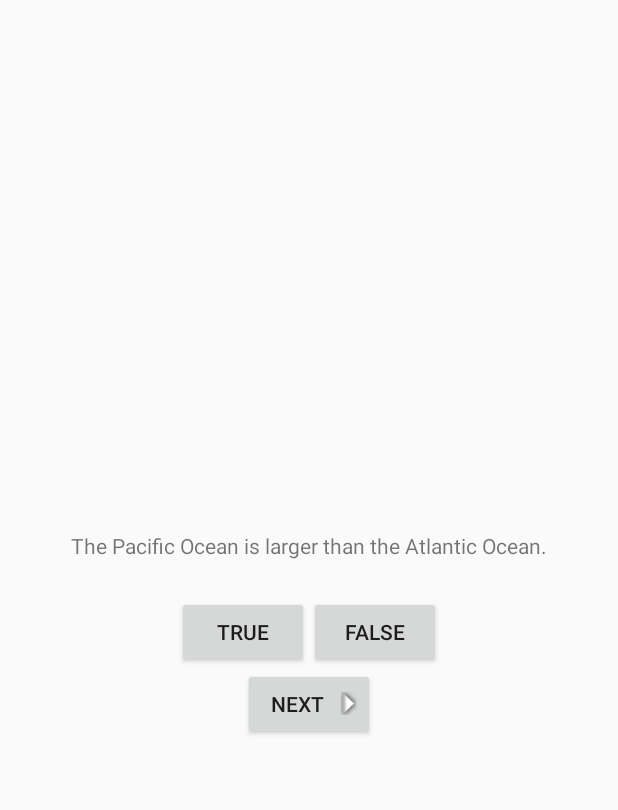
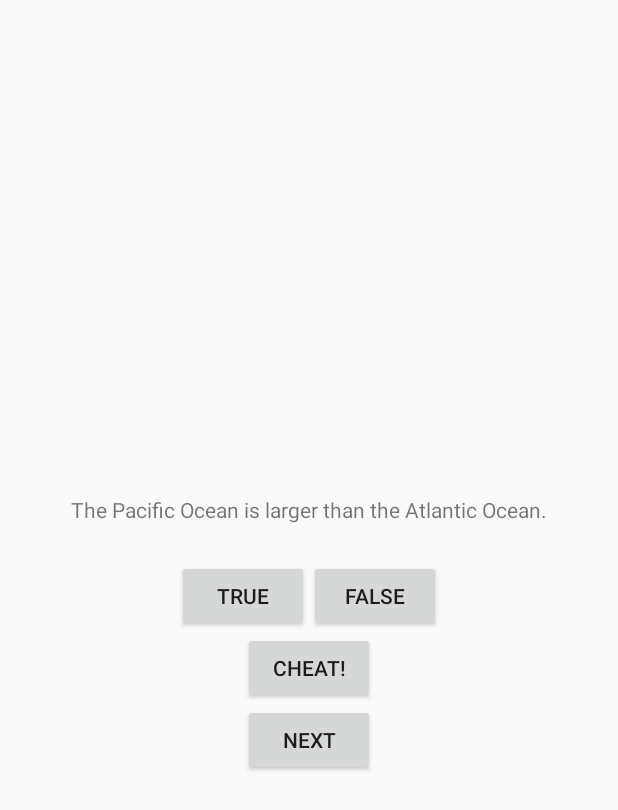
Before and after one commit to fatavatar/GeoQuiz, an Android app: the screen it shows after launch (QuizActivity), after a tap on "TRUE", on a phone screen of 412 x 824 dp. Shown: the top 810 px of the screen. Run offline under Robolectric (Android 15) with nearby library versions, the phone set to English and light mode, and no system bars; 1 statement that could not run was skipped.

```diff
--- a/GeoQuiz/src/main/java/org/thelucks/geoquiz/geoquiz/QuizActivity.java
+++ b/GeoQuiz/src/main/java/org/thelucks/geoquiz/geoquiz/QuizActivity.java
@@ -1,6 +1,10 @@
 package org.thelucks.geoquiz.geoquiz;
 
+import android.annotation.TargetApi;
+import android.app.ActionBar;
 import android.app.Activity;
+import android.content.Intent;
+import android.os.Build;
 import android.os.Bundle;
 import android.util.Log;
 import android.view.Menu;
@@ -18,6 +22,7 @@ public class QuizActivity extends Activity {
     private Button mTrueButton;
     private Button mFalseButton;
     private Button mNextButton;
+    private Button mCheatButton;
     private TextView mQuestionTextView;
 
     private TrueFalse[] mQuestionBank = new TrueFalse[] {
@@ -30,6 +35,8 @@ public class QuizActivity extends Activity {
 
     private int mCurrentIndex = 0;
 
+    private boolean mIsCheater;
+
     private void updateQuestion() {
         int question = mQuestionBank[mCurrentIndex].getQuestion();
         mQuestionTextView.setText(question);
@@ -40,21 +47,33 @@ public class QuizActivity extends Activity {
 
         int messageResId = 0;
 
-        if (userPressedTrue == answerIsTrue) {
-            messageResId = R.string.correct_toast;
-        } else {
-            messageResId = R.string.incorrect_toast;
+        if (mIsCheater == true)
+        {
+            messageResId = R.string.judgment_toast;
+        }
+        else {
+            if (userPressedTrue == answerIsTrue) {
+                messageResId = R.string.correct_toast;
+            } else {
+                messageResId = R.string.incorrect_toast;
+            }
         }
 
         Toast.makeText(this, messageResId, Toast.LENGTH_SHORT)
                 .show();
     }
 
+    @TargetApi(11)
     @Override
     protected void onCreate(Bundle savedInstanceState) {
         super.onCreate(savedInstanceState);
         Log.d(TAG, "onCreate(Bundle) called");
         setContentView(R.layout.activity_quiz);
+
+        if (Build.VERSION.SDK_INT >= Build.VERSION_CODES.HONEYCOMB) {
+            ActionBar actionBar = getActionBar();
+            actionBar.setSubtitle("Bodies of Water");
+        }
 
         mNextButton = (Button) findViewById(R.id.next_button);
         mNextButton.setOnClickListener(new View.OnClickListener(){
@@ -63,6 +82,7 @@ public class QuizActivity extends Activity {
             public void onClick(View v) {
 
                 mCurrentIndex = (mCurrentIndex + 1) % mQuestionBank.length;
+                mIsCheater = false;
                 updateQuestion();
 
             }
@@ -86,6 +106,19 @@ public class QuizActivity extends Activity {
             @Override
             public void onClick(View v) {
                 checkAnswer(false);
+            }
+        });
+
+        mCheatButton = (Button) findViewById(R.id.cheat_button);
+        mCheatButton.setOnClickListener(new View.OnClickListener()
+        {
+
+            @Override
+            public void onClick(View v) {
+                // Start cheat activity
+                Intent i = new Intent(QuizActivity.this, CheatActivity.class);
+                i.putExtra(CheatActivity.EXTRA_ANSWER_IS_TRUE, mQuestionBank[mCurrentIndex].isTrueQuestion());
+                startActivityForResult(i, 0);
             }
         });
 
@@ -153,4 +186,14 @@ public class QuizActivity extends Activity {
         savedInstanceState.putInt(KEY_INDEX, mCurrentIndex);
     }
 
+    @Override
+    public void onActivityResult(int requestCode, int resultCode, Intent data)
+    {
+        if (data == null)
+        {
+            return;
+        }
+        mIsCheater = data.getBooleanExtra(CheatActivity.EXTRA_ANSWER_SHOWN, false);
+    }
+
 }
--- a/GeoQuiz/src/main/res/layout-land/activity_quiz.xml
+++ b/GeoQuiz/src/main/res/layout-land/activity_quiz.xml
@@ -31,6 +31,14 @@
 
         </LinearLayout>
 
+    <Button
+        android:id="@+id/cheat_button"
+        android:layout_width="wrap_content"
+        android:layout_height="wrap_content"
+        android:text="@string/cheat_button"
+        android:layout_gravity="bottom|center"
+        />
+
         <Button
             android:id="@+id/next_button"
             android:layout_width="wrap_content"
--- a/GeoQuiz/src/main/res/layout/activity_quiz.xml
+++ b/GeoQuiz/src/main/res/layout/activity_quiz.xml
@@ -31,13 +31,19 @@
 
         </LinearLayout>
 
+    <Button
+        android:id="@+id/cheat_button"
+        android:layout_width="wrap_content"
+        android:layout_height="wrap_content"
+        android:text="@string/cheat_button"
+        />
+
         <Button
             android:id="@+id/next_button"
             android:layout_width="wrap_content"
             android:layout_height="wrap_content"
             android:text="@string/next_button"
-            android:drawableRight="@drawable/arrow_right"
-            android:drawablePadding="4dp"/>
+            />
 
 
 </LinearLayout>
```
Also changed, not shown: GeoQuiz/src/main/AndroidManifest.xml (+6 -3 lines), GeoQuiz/src/main/java/org/thelucks/geoquiz/geoquiz/CheatActivity.java (+44 -0 lines), 1 other file.
